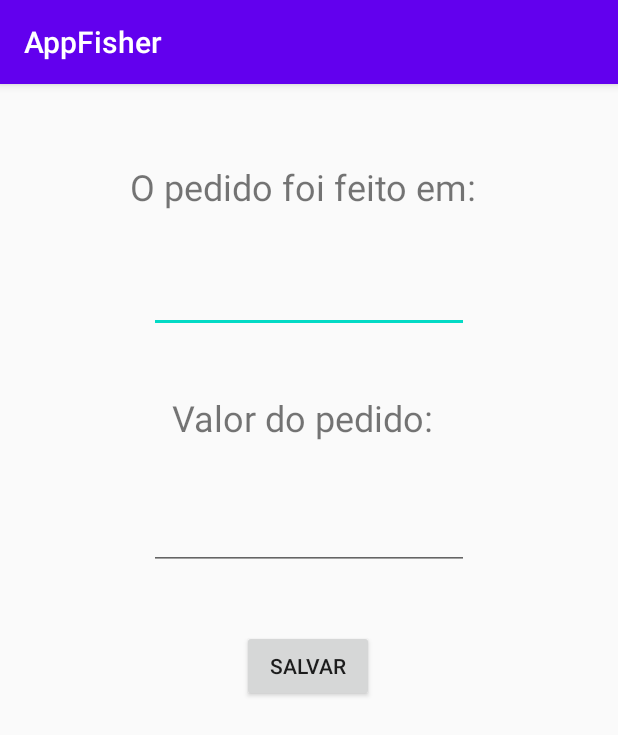
After one commit to felipekennedyalt/AV1Projeto, an Android app: the CadastroPedido screen opened directly, with no data from a screen before it, on a phone screen of 412 x 824 dp. The commit adds this screen. Shown: the top 735 px of the screen. Run offline under Robolectric (Android 15) with nearby library versions, the phone set to English and light mode, and no system bars.

Commit message:
Cadastro pedido

```diff
--- a/AppFisher/app/src/main/AndroidManifest.xml
+++ b/AppFisher/app/src/main/AndroidManifest.xml
@@ -9,7 +9,9 @@
         android:roundIcon="@mipmap/ic_launcher_round"
         android:supportsRtl="true"
         android:theme="@style/AppTheme">
-        <activity android:name=".CadastroICMS"></activity>
+        <activity android:name=".CadastroVendas"></activity>
+        <activity android:name=".CadastroPedido" />
+        <activity android:name=".CadastroICMS" />
         <activity android:name=".MenuPrincipal" />
         <activity android:name=".MainActivity">
             <intent-filter>
--- a/AppFisher/app/src/main/java/com/example/appfisher/CadastroICMS.java
+++ b/AppFisher/app/src/main/java/com/example/appfisher/CadastroICMS.java
@@ -16,6 +16,7 @@ public class CadastroICMS extends AppCompatActivity {
     private EditText txtEstadoDestino;
     private EditText txtAliquota;
     private Button btSalvarICMS;
+
 
     private String estadoOrigem;
     private String estadoDestino;
@@ -55,6 +56,7 @@ public class CadastroICMS extends AppCompatActivity {
         txtAliquota = findViewById(R.id.txtAliquota);
         btSalvarICMS = findViewById(R.id.btSalvarICMS);
 
+
         btSalvarICMS.setOnClickListener(new View.OnClickListener() {
             @Override
             public void onClick(View v) {
--- /dev/null
+++ b/AppFisher/app/src/main/java/com/example/appfisher/CadastroPedido.java
@@ -0,0 +1,48 @@
+package com.example.appfisher;
+
+import androidx.appcompat.app.AlertDialog;
+import androidx.appcompat.app.AppCompatActivity;
+
+import android.os.Bundle;
+import android.view.View;
+import android.widget.Button;
+import android.widget.EditText;
+import android.widget.TextView;
+
+public class CadastroPedido extends AppCompatActivity {
+
+    private AlertDialog.Builder alertDialog;
+    private EditText txtDataPedido;
+    private EditText txtValorPedido;
+    private Button btsalvarPedido;
+
+    @Override
+    protected void onCreate(Bundle savedInstanceState) {
+        super.onCreate(savedInstanceState);
+        setContentView(R.layout.activity_cadastro_pedido);
+
+        txtDataPedido = findViewById(R.id.txtDataPedido);
+        txtValorPedido = findViewById(R.id.txtValorPedido);
+        btsalvarPedido = findViewById(R.id.btSalvarPedido);
+
+        btsalvarPedido.setOnClickListener(new View.OnClickListener() {
+        @Override
+        public void onClick(View v) {
+
+            alertDialog = new AlertDialog.Builder(CadastroPedido.this);
+
+            String mensagem = "";
+            mensagem += "O pedido foi feito em: " + txtDataPedido.getText().toString();
+            mensagem += "\n Valor do pedido: " + txtValorPedido.getText().toString();
+            mensagem += "R$";
+
+            alertDialog.setTitle("Pedido Salvo");
+            alertDialog.setPositiveButton("OK", null);
+            alertDialog.setMessage(mensagem);
+
+            alertDialog.create();
+            alertDialog.show();
+            }
+        });
+    }
+}
--- /dev/null
+++ b/AppFisher/app/src/main/res/layout/activity_cadastro_pedido.xml
@@ -0,0 +1,66 @@
+<?xml version="1.0" encoding="utf-8"?>
+<androidx.constraintlayout.widget.ConstraintLayout xmlns:android="http://schemas.android.com/apk/res/android"
+    xmlns:app="http://schemas.android.com/apk/res-auto"
+    xmlns:tools="http://schemas.android.com/tools"
+    android:layout_width="match_parent"
+    android:layout_height="match_parent"
+    tools:context=".CadastroPedido">
+
+    <TextView
+        android:id="@+id/textView9"
+        android:layout_width="wrap_content"
+        android:layout_height="wrap_content"
+        android:layout_marginTop="52dp"
+        android:text="O pedido foi feito em: "
+        android:textSize="24sp"
+        app:layout_constraintEnd_toEndOf="parent"
+        app:layout_constraintHorizontal_bias="0.497"
+        app:layout_constraintStart_toStartOf="parent"
+        app:layout_constraintTop_toTopOf="parent" />
+
+    <TextView
+        android:id="@+id/textView11"
+        android:layout_width="wrap_content"
+        android:layout_height="wrap_content"
+        android:layout_marginTop="40dp"
+        android:text="Valor do pedido: "
+        android:textSize="24sp"
+        app:layout_constraintEnd_toEndOf="parent"
+        app:layout_constraintHorizontal_bias="0.497"
+        app:layout_constraintStart_toStartOf="parent"
+        app:layout_constraintTop_toBottomOf="@+id/txtDataPedido" />
+
+    <Button
+        android:id="@+id/btSalvarPedido"
+        android:layout_width="wrap_content"
+        android:layout_height="wrap_content"
+        android:layout_marginTop="40dp"
+        android:text="Salvar"
+        app:layout_constraintEnd_toEndOf="parent"
+        app:layout_constraintHorizontal_bias="0.498"
+        app:layout_constraintStart_toStartOf="parent"
+        app:layout_constraintTop_toBottomOf="@+id/txtValorPedido" />
+
+    <EditText
+        android:id="@+id/txtDataPedido"
+        android:layout_width="wrap_content"
+        android:layout_height="wrap_content"
+        android:layout_marginTop="36dp"
+        android:ems="10"
+        android:inputType="date"
+        app:layout_constraintEnd_toEndOf="parent"
+        app:layout_constraintStart_toStartOf="parent"
+        app:layout_constraintTop_toBottomOf="@+id/textView9" />
+
+    <EditText
+        android:id="@+id/txtValorPedido"
+        android:layout_width="wrap_content"
+        android:layout_height="wrap_content"
+        android:layout_marginTop="40dp"
+        android:ems="10"
+        android:inputType="numberDecimal"
+        app:layout_constraintEnd_toEndOf="parent"
+        app:layout_constraintStart_toStartOf="parent"
+        app:layout_constraintTop_toBottomOf="@+id/textView11" />
+
+</androidx.constraintlayout.widget.ConstraintLayout>
```
Also changed, not shown: AppFisher/app/src/main/java/com/example/appfisher/CadastroVendas.java (added, +14 -0 lines), AppFisher/app/src/main/java/com/example/appfisher/MenuPrincipal.java (+10 -1 lines), AppFisher/app/src/main/res/layout/activity_cadastro_vendas.xml (added, +9 -0 lines), AppFisher/app/src/main/res/layout/activity_menu_principal.xml (+11 -0 lines).
